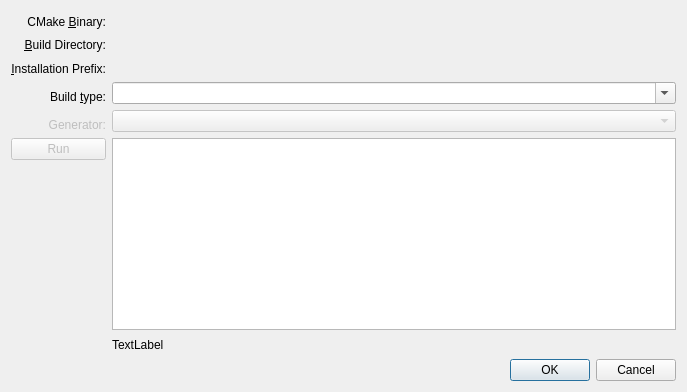
First picture: the form in buildtools/managers/cmake/cmakebuilddircreator.ui, repository KDE/kdevelop, before the edit.
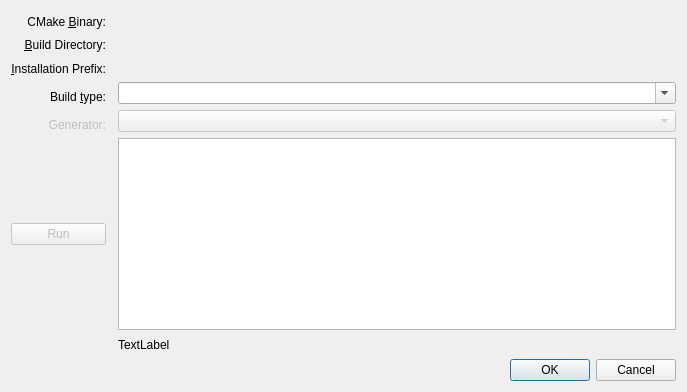
Second picture: the form after the edit. Custom widgets are drawn as their Qt base class.

Commit message: Rework the builddir creator a bit: - use qplaintextedit and just append new lines, makes it a lot faster - allow to choose non-existing paths as builddir and automatically create them before running cmake

```diff
--- a/buildtools/managers/cmake/cmakebuilddircreator.ui
+++ b/buildtools/managers/cmake/cmakebuilddircreator.ui
@@ -26,7 +26,7 @@
      </property>
     </widget>
    </item>
-   <item row="0" column="1" >
+   <item row="0" column="2" >
     <widget class="KUrlRequester" name="cmakeBin" />
    </item>
    <item row="1" column="0" >
@@ -42,7 +42,7 @@
      </property>
     </widget>
    </item>
-   <item row="1" column="1" >
+   <item row="1" column="2" >
     <widget class="KUrlRequester" name="buildFolder" />
    </item>
    <item row="2" column="0" >
@@ -58,7 +58,7 @@
      </property>
     </widget>
    </item>
-   <item row="2" column="1" >
+   <item row="2" column="2" >
     <widget class="KUrlRequester" name="installPrefix" />
    </item>
    <item row="3" column="0" >
@@ -74,7 +74,7 @@
      </property>
     </widget>
    </item>
-   <item row="3" column="1" >
+   <item row="3" column="2" >
     <widget class="QComboBox" name="buildType" >
      <property name="editable" >
       <bool>true</bool>
@@ -120,7 +120,7 @@
      </property>
     </widget>
    </item>
-   <item row="4" column="1" >
+   <item row="4" column="2" >
     <widget class="QComboBox" name="generator" >
      <property name="enabled" >
       <bool>false</bool>
@@ -137,20 +137,7 @@
      </property>
     </widget>
    </item>
-   <item rowspan="2" row="5" column="1" >
-    <widget class="QTextEdit" name="cmakeOutput" >
-     <property name="sizePolicy" >
-      <sizepolicy vsizetype="Maximum" hsizetype="Expanding" >
-       <horstretch>0</horstretch>
-       <verstretch>0</verstretch>
-      </sizepolicy>
-     </property>
-     <property name="readOnly" >
-      <bool>true</bool>
-     </property>
-    </widget>
-   </item>
-   <item row="8" column="0" colspan="2" >
+   <item row="7" column="0" colspan="3" >
     <widget class="QDialogButtonBox" name="buttonBox" >
      <property name="orientation" >
       <enum>Qt::Horizontal</enum>
@@ -163,7 +150,7 @@
      </property>
     </widget>
    </item>
-   <item row="7" column="1" >
+   <item row="6" column="2" >
     <widget class="QLabel" name="status" >
      <property name="text" >
       <string>TextLabel</string>
@@ -173,12 +160,25 @@
      </property>
     </widget>
    </item>
+   <item row="5" column="2" >
+    <widget class="QPlainTextEdit" name="cmakeOutput" >
+     <property name="sizePolicy" >
+      <sizepolicy vsizetype="Maximum" hsizetype="Expanding" >
+       <horstretch>0</horstretch>
+       <verstretch>0</verstretch>
+      </sizepolicy>
+     </property>
+     <property name="readOnly" >
+      <bool>true</bool>
+     </property>
+    </widget>
+   </item>
   </layout>
  </widget>
  <customwidgets>
   <customwidget>
    <class>KUrlRequester</class>
-   <extends>QFrame</extends>
+   <extends></extends>
    <header>kurlrequester.h</header>
    <container>1</container>
   </customwidget>
```
The commit also changes 2 other files.
